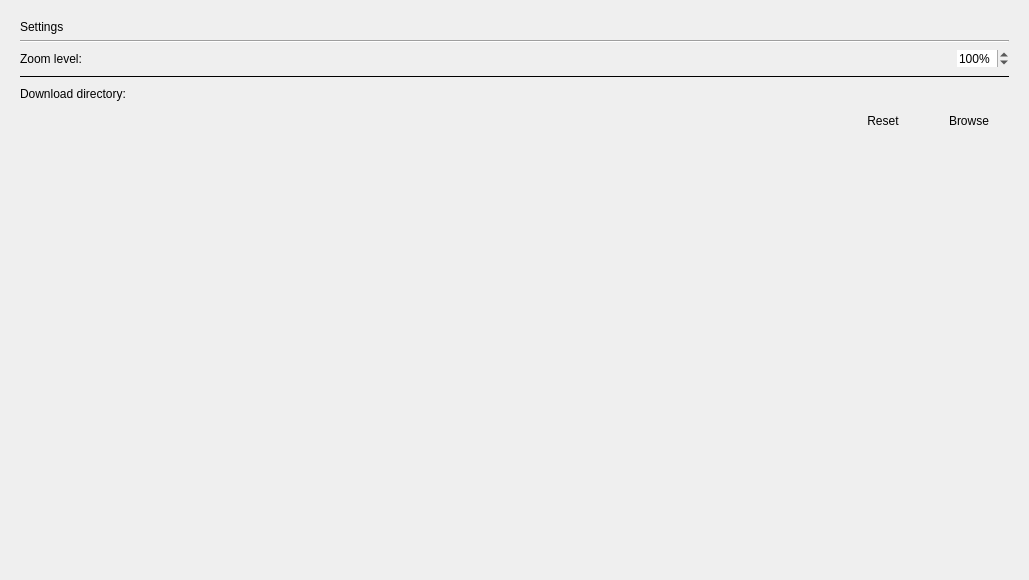
Before: the Qt Designer form ui/settings.ui in kiwix/kiwix-desktop, drawn with Qt 5.
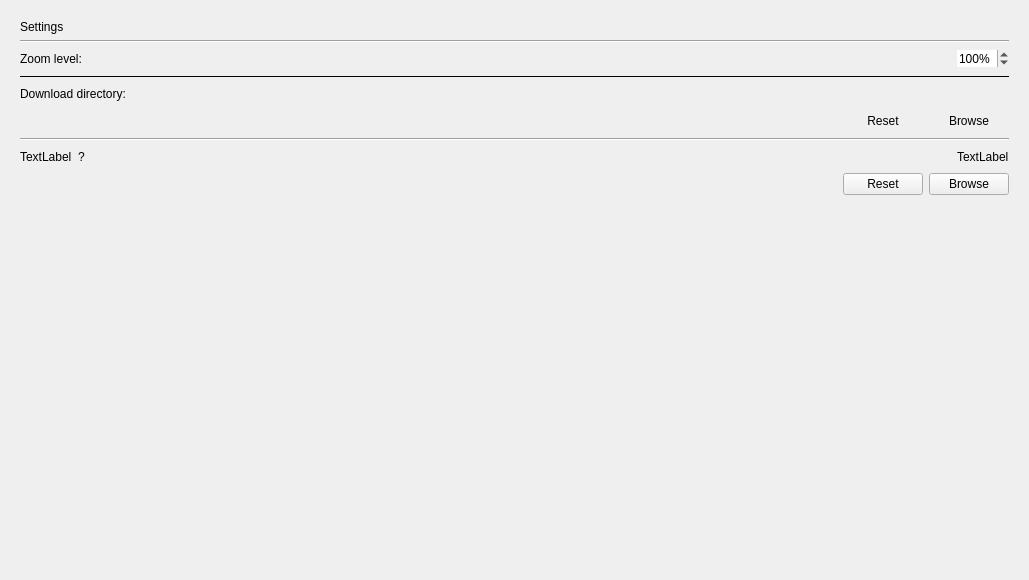
After: the same form once the commit is applied.

Commit message:
Add monitor directory entry in settings panel
This adds an option to check/update monitor directory from the settings panel.

The edit to the form file:
```diff
--- a/ui/settings.ui
+++ b/ui/settings.ui
@@ -199,6 +199,91 @@
           </item>
          </layout>
         </item>
+        <item>
+         <widget class="Line" name="line_4">
+          <property name="orientation">
+           <enum>Qt::Horizontal</enum>
+          </property>
+         </widget>
+        </item>
+        <item>
+         <layout class="QHBoxLayout" name="horizontalLayout_6">
+          <item>
+           <widget class="QLabel" name="monitorDirLabel">
+            <property name="text">
+             <string>TextLabel</string>
+            </property>
+           </widget>
+          </item>
+          <item>
+           <widget class="QLabel" name="monitorHelp">
+            <property name="text">
+             <string>?</string>
+            </property>
+            <property name="textFormat">
+             <enum>Qt::AutoText</enum>
+            </property>
+            <property name="alignment">
+             <set>Qt::AlignCenter</set>
+            </property>
+            <property name="indent">
+             <number>-5</number>
+            </property>
+           </widget>
+          </item>
+          <item>
+           <spacer name="horizontalSpacer_6">
+            <property name="orientation">
+             <enum>Qt::Horizontal</enum>
+            </property>
+            <property name="sizeHint" stdset="0">
+             <size>
+              <width>40</width>
+              <height>20</height>
+             </size>
+            </property>
+           </spacer>
+          </item>
+          <item>
+           <widget class="QLabel" name="monitorDirPath">
+            <property name="text">
+             <string>TextLabel</string>
+            </property>
+           </widget>
+          </item>
+         </layout>
+        </item>
+        <item>
+         <layout class="QHBoxLayout" name="horizontalLayout_8">
+          <item>
+           <spacer name="horizontalSpacer_7">
+            <property name="orientation">
+             <enum>Qt::Horizontal</enum>
+            </property>
+            <property name="sizeHint" stdset="0">
+             <size>
+              <width>40</width>
+              <height>20</height>
+             </size>
+            </property>
+           </spacer>
+          </item>
+          <item>
+           <widget class="QPushButton" name="monitorClear">
+            <property name="text">
+             <string>Reset</string>
+            </property>
+           </widget>
+          </item>
+          <item>
+           <widget class="QPushButton" name="monitorBrowse">
+            <property name="text">
+             <string>Browse</string>
+            </property>
+           </widget>
+          </item>
+         </layout>
+        </item>
         <item>
          <spacer name="verticalSpacer">
           <property name="orientation">
```
The commit also changes 8 other files.
